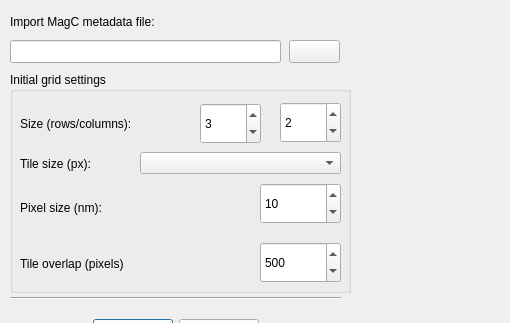
SBEMimage/SBEMimage, file gui/import_magc_metadata_dlg.ui: the form before one commit; both pictures show x 0 to 510 and y 0 to 323 of the 766 by 911 pixel window.
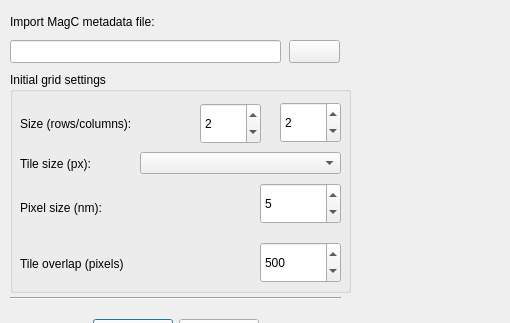
The form after the commit.

Commit message: Leave previous defaults when importing MagC metadata

```diff
--- a/gui/import_magc_metadata_dlg.ui
+++ b/gui/import_magc_metadata_dlg.ui
@@ -157,7 +157,7 @@
      <number>1</number>
     </property>
     <property name="value">
-     <number>3</number>
+     <number>2</number>
     </property>
    </widget>
    <widget class="QDoubleSpinBox" name="doubleSpinBox_pixelSize">
@@ -179,7 +179,7 @@
      <double>1000.000000000000000</double>
     </property>
     <property name="value">
-     <double>10.000000000000000</double>
+     <double>5.000000000000000</double>
     </property>
    </widget>
    <widget class="QLabel" name="label_7">
```
